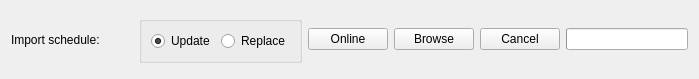
edulix/confclerk, file src/gui/importschedulewidget.ui: the form before one commit.
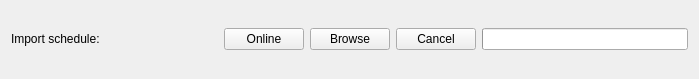
The form after the commit.

The edit to the form file:
```diff
--- a/src/gui/importschedulewidget.ui
+++ b/src/gui/importschedulewidget.ui
@@ -35,32 +35,6 @@
        </property>
       </widget>
      </item>
-     <item>
-      <widget class="QGroupBox" name="importAction">
-       <property name="title">
-        <string/>
-       </property>
-       <layout class="QHBoxLayout" name="horizontalLayout">
-        <item>
-         <widget class="QRadioButton" name="update">
-          <property name="text">
-           <string>Update</string>
-          </property>
-          <property name="checked">
-           <bool>true</bool>
-          </property>
-         </widget>
-        </item>
-        <item>
-         <widget class="QRadioButton" name="replace">
-          <property name="text">
-           <string>Replace</string>
-          </property>
-         </widget>
-        </item>
-       </layout>
-      </widget>
-     </item>
      <item>
       <widget class="QPushButton" name="online">
        <property name="text">
```
